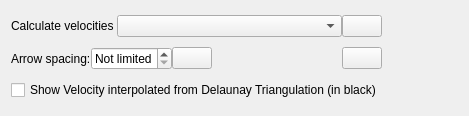
Above: src/qt-widgets/VelocityFieldCalculatorLayerOptionsWidgetUi.ui from GPlates/GPlates before the change. Below: the same form after it.
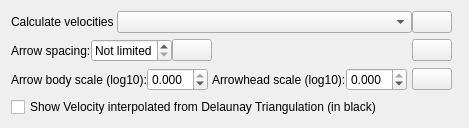
That is the form after the change. Icons and pictures are not drawn.

Commit message: (trunk) Added velocity arrow body/head scaling controls.

The edit to the form file:
```diff
--- a/src/qt-widgets/VelocityFieldCalculatorLayerOptionsWidgetUi.ui
+++ b/src/qt-widgets/VelocityFieldCalculatorLayerOptionsWidgetUi.ui
@@ -131,6 +131,99 @@
        </item>
       </layout>
      </item>
+     <item>
+      <layout class="QHBoxLayout" name="horizontalLayout_4">
+       <property name="spacing">
+        <number>0</number>
+       </property>
+       <item>
+        <widget class="QLabel" name="arrow_body_scale_label">
+         <property name="text">
+          <string>Arrow body scale (log10):</string>
+         </property>
+        </widget>
+       </item>
+       <item>
+        <widget class="QDoubleSpinBox" name="arrow_body_scale_spinbox">
+         <property name="decimals">
+          <number>3</number>
+         </property>
+         <property name="minimum">
+          <double>-3.000000000000000</double>
+         </property>
+         <property name="maximum">
+          <double>0.000000000000000</double>
+         </property>
+         <property name="singleStep">
+          <double>0.030000000000000</double>
+         </property>
+        </widget>
+       </item>
+       <item>
+        <spacer name="horizontalSpacer_4">
+         <property name="orientation">
+          <enum>Qt::Horizontal</enum>
+         </property>
+         <property name="sizeHint" stdset="0">
+          <size>
+           <width>40</width>
+           <height>20</height>
+          </size>
+         </property>
+        </spacer>
+       </item>
+       <item>
+        <widget class="QLabel" name="arrowhead_scale_label">
+         <property name="text">
+          <string>Arrowhead scale (log10):</string>
+         </property>
+        </widget>
+       </item>
+       <item>
+        <widget class="QDoubleSpinBox" name="arrowhead_scale_spinbox">
+         <property name="decimals">
+          <number>3</number>
+         </property>
+         <property name="minimum">
+          <double>-3.000000000000000</double>
+         </property>
+         <property name="maximum">
+          <double>0.000000000000000</double>
+         </property>
+         <property name="singleStep">
+          <double>0.030000000000000</double>
+         </property>
+        </widget>
+       </item>
+       <item>
+        <spacer name="horizontalSpacer_3">
+         <property name="orientation">
+          <enum>Qt::Horizontal</enum>
+         </property>
+         <property name="sizeHint" stdset="0">
+          <size>
+           <width>40</width>
+           <height>20</height>
+          </size>
+         </property>
+        </spacer>
+       </item>
+       <item>
+        <widget class="QPushButton" name="push_button_help_arrow_scale">
+         <property name="toolTip">
+          <string>What does this mean?</string>
+         </property>
+         <property name="text">
+          <string/>
+         </property>
+         <property name="icon">
+          <iconset resource="../qt-resources/qt_widgets.qrc">
+           <normaloff>:/human_help_browser_16.png</normaloff>:/human_help_browser_16.png</iconset>
+         </property>
+        </widget>
+       </item>
+      </layout>
+     </item>
      <item>
       <widget class="QCheckBox" name="triangulation_checkbox">
        <property name="text">
```
The commit also changes 6 other files.
